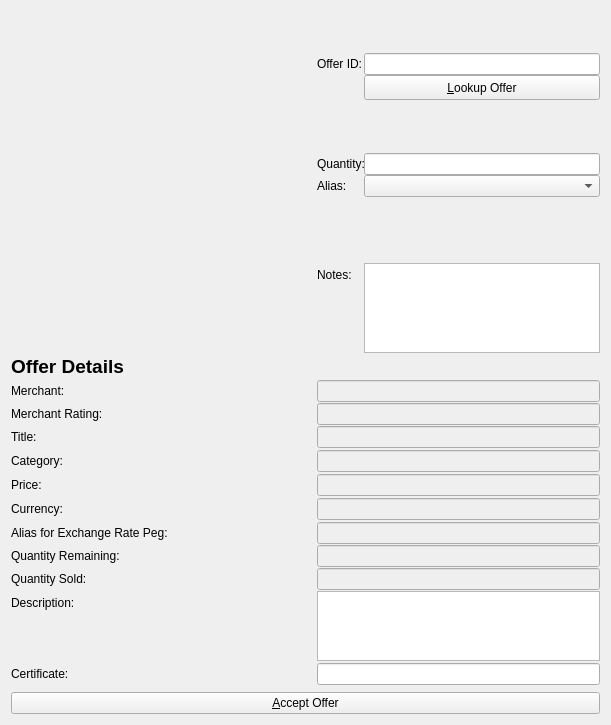
This is src/qt/forms/acceptandpayofferlistpage.ui in willyko/syscoin2 as Qt 5 draws it before an edit. The edited form follows.
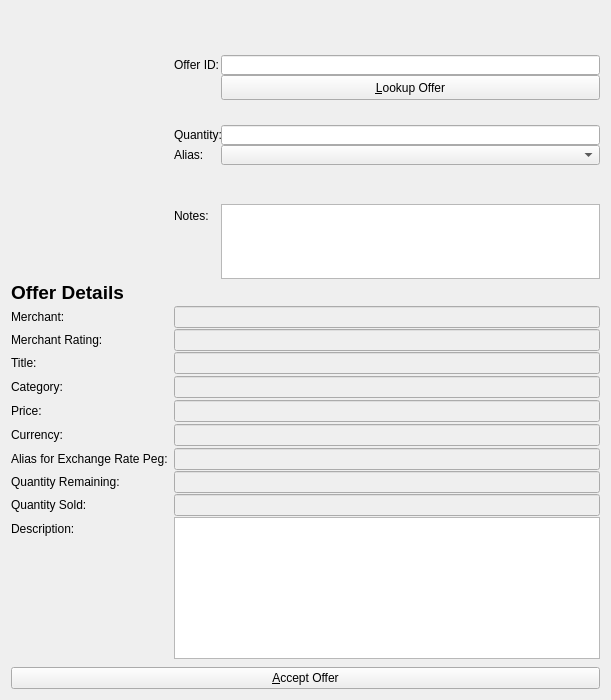
This is the edited form.

Commit message: remove cert info from pay page

```diff
--- a/src/qt/forms/acceptandpayofferlistpage.ui
+++ b/src/qt/forms/acceptandpayofferlistpage.ui
@@ -48,7 +48,7 @@
      <property name="verticalSpacing">
       <number>1</number>
      </property>
-     <item row="1" column="0">
+     <item row="0" column="0">
       <widget class="QPushButton" name="imageButton">
        <property name="sizePolicy">
         <sizepolicy hsizetype="Minimum" vsizetype="Fixed">
@@ -58,8 +58,8 @@
        </property>
        <property name="minimumSize">
         <size>
-         <width>300</width>
-         <height>300</height>
+         <width>0</width>
+         <height>0</height>
         </size>
        </property>
        <property name="maximumSize">
@@ -236,6 +236,9 @@
        </item>
       </layout>
      </item>
+     <item row="4" column="0">
+      <layout class="QVBoxLayout" name="verticalLayout_11"/>
+     </item>
      <item row="5" column="0">
       <widget class="QLabel" name="label_3">
        <property name="font">
@@ -424,52 +427,9 @@
      <item row="21" column="1">
       <layout class="QVBoxLayout" name="verticalLayout_8"/>
      </item>
-     <item row="22" column="0">
-      <widget class="QLabel" name="certLabel">
-       <property name="text">
-        <string>Certificate:</string>
-       </property>
-      </widget>
-     </item>
      <item row="22" column="1">
-      <widget class="QLineEdit" name="infoCert">
-       <property name="enabled">
-        <bool>true</bool>
-       </property>
-      </widget>
-     </item>
-     <item row="23" column="1">
       <layout class="QVBoxLayout" name="verticalLayout_9"/>
      </item>
-     <item row="4" column="0">
-      <layout class="QVBoxLayout" name="verticalLayout_11"/>
-     </item>
-     <item row="0" column="1">
-      <spacer name="horizontalSpacer">
-       <property name="orientation">
-        <enum>Qt::Horizontal</enum>
-       </property>
-       <property name="sizeHint" stdset="0">
-        <size>
-         <width>40</width>
-         <height>20</height>
-        </size>
-       </property>
-      </spacer>
-     </item>
-     <item row="5" column="1">
-      <spacer name="horizontalSpacer_2">
-       <property name="orientation">
-        <enum>Qt::Horizontal</enum>
-       </property>
-       <property name="sizeHint" stdset="0">
-        <size>
-         <width>40</width>
-         <height>20</height>
-        </size>
-       </property>
-      </spacer>
-     </item>
     </layout>
    </item>
    <item>
```
The commit also changes 2 other files.
